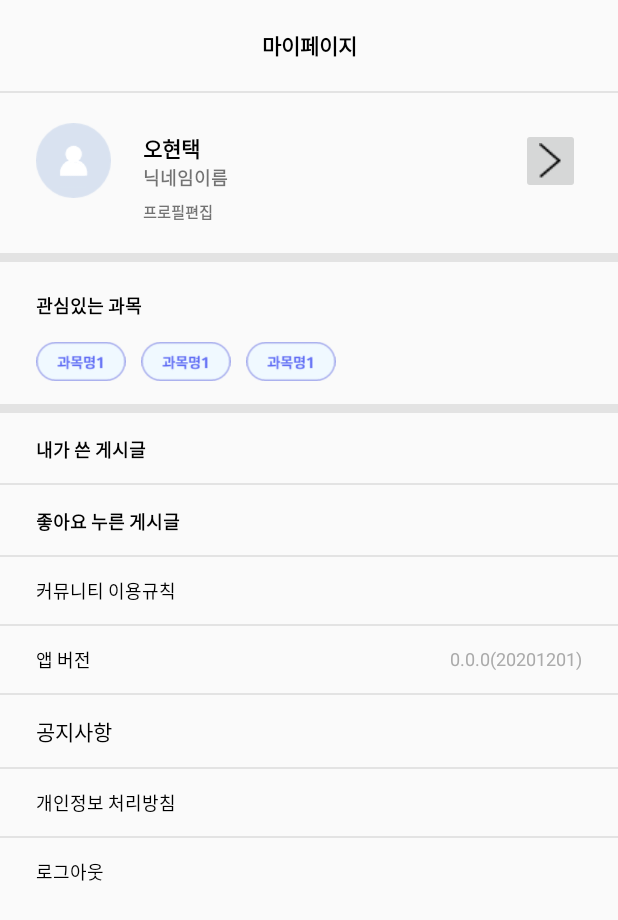
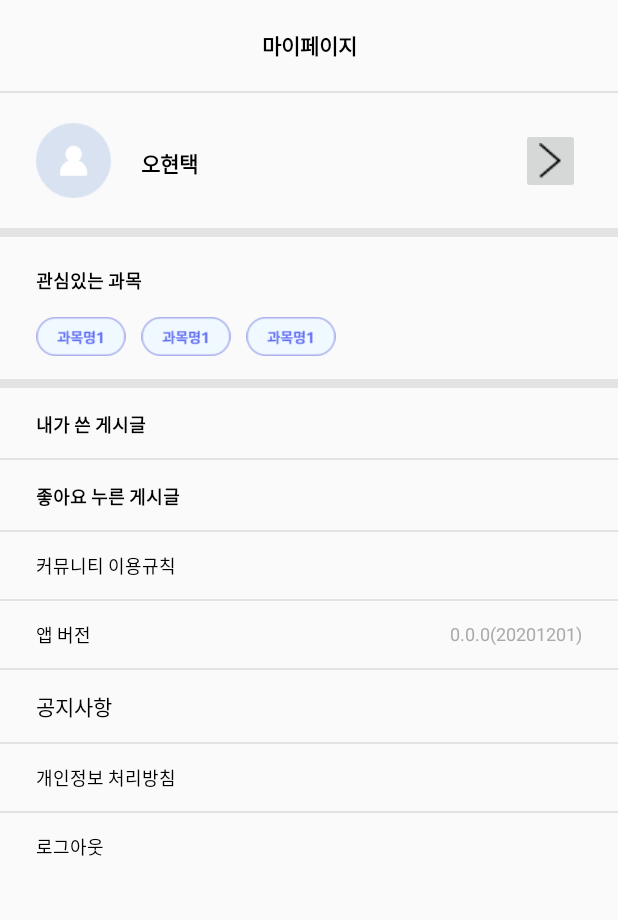
Before and after one commit to gon-pick/makingF, an Android app: the layout fragment_user.xml on its own in the app's theme, with its tools: preview values and no code run, on a phone screen of 412 x 824 dp. Shown: the top 920 px of the screen. Run offline under Robolectric (Android 15) with nearby library versions, the phone set to English and light mode, and no system bars.

```diff
--- a/app/src/main/java/com/example/making_f/Activity/FindPassword.kt
+++ b/app/src/main/java/com/example/making_f/Activity/FindPassword.kt
@@ -31,7 +31,7 @@ class FindPassword : AppCompatActivity() {
         auth?.sendPasswordResetEmail(email)
             ?.addOnCompleteListener(this){
                 if(it.isSuccessful){
-                    Toast.makeText(this,"메일을 보냈습니다..",Toast.LENGTH_SHORT).show()
+                    Toast.makeText(this,"메일을 보냈습니다.",Toast.LENGTH_SHORT).show()
                 }
             }
     }
--- a/app/src/main/java/com/example/making_f/Activity/MainActivity.kt
+++ b/app/src/main/java/com/example/making_f/Activity/MainActivity.kt
@@ -37,6 +37,7 @@ class MainActivity : AppCompatActivity(), BottomNavigationView.OnNavigationItemS
         }
         return false
     }
+
     override fun onCreate(savedInstanceState: Bundle?) {
         super.onCreate(savedInstanceState)
         setContentView(R.layout.activity_main)
@@ -46,4 +47,5 @@ class MainActivity : AppCompatActivity(), BottomNavigationView.OnNavigationItemS
     }
 
 
+
 }
--- a/app/src/main/res/layout/activity_profile_edit.xml
+++ b/app/src/main/res/layout/activity_profile_edit.xml
@@ -94,12 +94,12 @@
         android:textSize="12sp"/>
 
     <EditText
-        android:id="@+id/txt_profile_edit_my_nickname_ex"
+        android:id="@+id/edit_profile_edit_my_nickname_ex"
         android:layout_width="wrap_content"
         android:layout_height="wrap_content"
         app:layout_constraintEnd_toEndOf="parent"
         app:layout_constraintTop_toBottomOf="@id/pview3"
-        android:text="닉네임 변경을 원하시면 입력하세요."
+        android:hint="닉네임 변경 원하면 3글자 이상 입력하세요."
         android:layout_marginRight="23dp"
         android:layout_marginTop="13dp"
         android:textColor="#707070"
@@ -173,6 +173,7 @@
         app:layout_constraintTop_toBottomOf="@id/txt_profile_edit_pwd" />
 
     <ImageButton
+        android:id="@+id/btn_profile_edit_modify"
         android:layout_width="wrap_content"
         android:layout_height="wrap_content"
         android:layout_marginStart="181dp"
--- a/app/src/main/res/layout/fragment_user.xml
+++ b/app/src/main/res/layout/fragment_user.xml
@@ -34,41 +34,20 @@
         android:layout_marginLeft="24dp"
         android:src="@drawable/sample"/>
 
+
     <TextView
         android:id="@+id/txt_mypage_name"
         android:layout_width="wrap_content"
         android:layout_height="wrap_content"
-        android:layout_marginLeft="21dp"
-        android:layout_marginTop="26dp"
+        android:layout_marginStart="20dp"
+        android:layout_marginLeft="20dp"
+        android:layout_marginTop="36dp"
         android:text="오현택"
         android:textColor="#000000"
         android:textSize="14sp"
         android:textStyle="bold"
         app:layout_constraintStart_toEndOf="@id/img_mypage"
         app:layout_constraintTop_toBottomOf="@id/view" />
-
-    <TextView
-        android:id="@+id/txt_mypage_nickname"
-        android:layout_width="wrap_content"
-        android:layout_height="wrap_content"
-        app:layout_constraintTop_toBottomOf="@id/txt_mypage_name"
-        app:layout_constraintStart_toEndOf="@id/img_mypage"
-        android:text="닉네임이름"
-        android:layout_marginLeft="21dp"
-        android:textSize="12sp"
-        android:textStyle="bold"/>
-
-    <TextView
-        android:id="@+id/txt_mypage_profile_edit"
-        android:layout_width="wrap_content"
-        android:layout_height="wrap_content"
-        app:layout_constraintTop_toBottomOf="@id/txt_mypage_nickname"
-        app:layout_constraintStart_toEndOf="@id/img_mypage"
-        android:layout_marginTop="6dp"
-        android:text="프로필편집"
-        android:layout_marginLeft="21dp"
-        android:textSize="10sp"
-        android:textStyle="bold"/>
 
     <ImageButton
         android:layout_width="wrap_content"
@@ -83,12 +62,12 @@
 
     <View
         android:id="@+id/view2"
-        app:layout_constraintTop_toBottomOf="@id/txt_mypage_profile_edit"
-        app:layout_constraintStart_toStartOf="parent"
         android:layout_width="match_parent"
         android:layout_height="6dp"
         android:layout_marginTop="20dp"
-        android:background="#e3e3e3"/>
+        android:background="#e3e3e3"
+        app:layout_constraintStart_toStartOf="parent"
+        app:layout_constraintTop_toBottomOf="@+id/img_mypage" />
 
     <TextView
         android:id="@+id/txt_mypage_interesting_subject"
```
Also changed, not shown: app/build.gradle (+6 -2 lines), app/src/main/java/com/example/making_f/Activity/LoginActivity.kt (+7 -1 lines), app/src/main/java/com/example/making_f/Activity/ProfileEditActivity.kt (+49 -0 lines), app/src/main/java/com/example/making_f/Activity/SignUpActivity.kt (+33 -10 lines), app/src/main/java/com/example/making_f/navigation/UserFragment.kt (+7 -0 lines).
